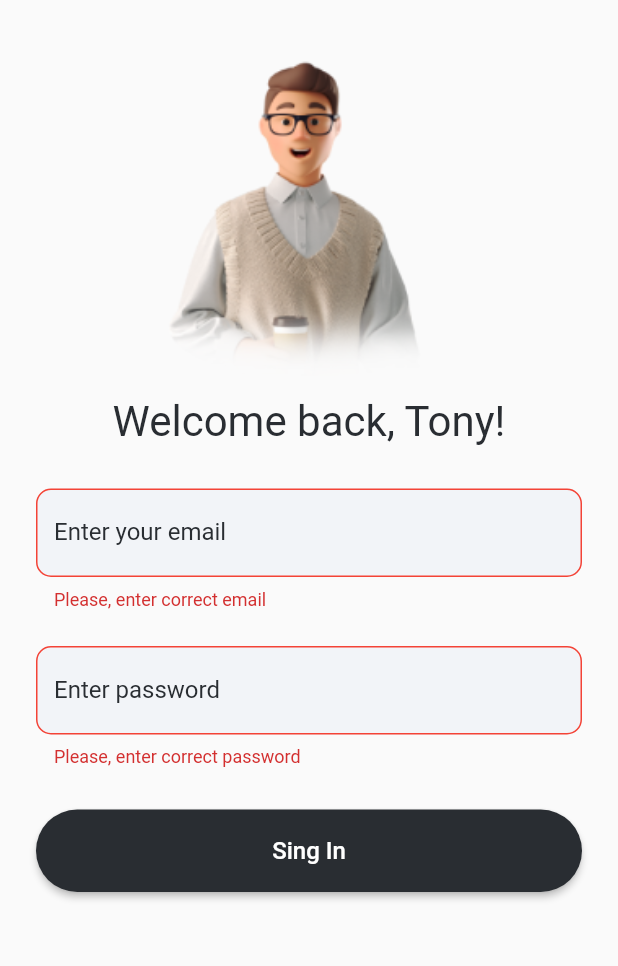
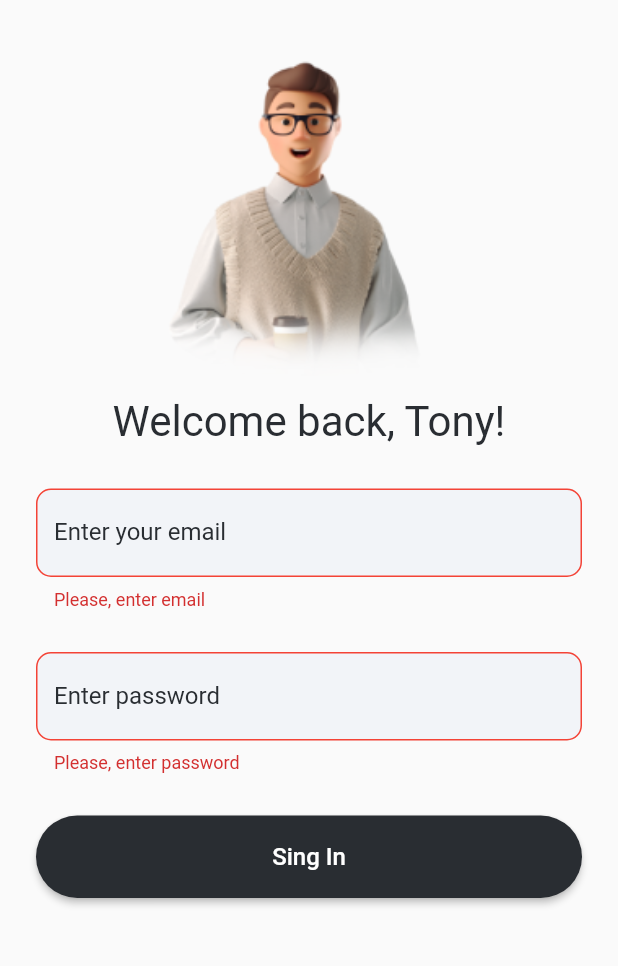
Before and after one commit to Evil-Monkey-Inc/water_tracker, a Flutter app: the screen it shows after launch, after a tap on "Sing In", on a phone screen of 412 x 824 dp, the part 83-1049 px from its top. Run offline on Flutter 3.47's test engine with Material 2 defaults, Android fonts, the phone set to English and light mode, and no system bars; our stand-ins replace flutter_svg.

Commit message:
divided validation fields how single widget

```diff
--- /dev/null
+++ b/lib/form_validators.dart
@@ -0,0 +1,21 @@
+typedef ValidatorFunction = String? Function(String?);
+
+class FormValidators {
+  static final _emailRegexp = RegExp(r'^[\w-\.]+@([\w-]+\.)+[\w]{2,4}');
+  static final _passwordRegexp = RegExp(r'^[\w-\.]+@([\w-]+\.)+[\w]{2,4}');
+
+  static ValidatorFunction emailValidator = (value) {
+    if (value == null || value.isEmpty) return 'Please, enter email';
+    if (!_emailRegexp.hasMatch(value)) return 'Please, enter correct email';
+    return null;
+  };
+
+  static ValidatorFunction passwordValidator = (value) {
+    if (value == null || value.isEmpty) return 'Please, enter password';
+    if (!_passwordRegexp.hasMatch(value)) {
+      return 'Invalid password';
+    } else {
+      return null;
+    }
+  };
+}
--- /dev/null
+++ b/lib/presentation/widgets/input_field_widget.dart
@@ -0,0 +1,23 @@
+import 'package:flutter/material.dart';
+import 'package:water_tracker/form_validators.dart';
+
+class InputFieldWidget extends StatelessWidget {
+  const InputFieldWidget({
+    Key? key,
+    required this.labelText,
+    this.validator,
+  }) : super(key: key);
+
+  final String labelText;
+  final ValidatorFunction? validator;
+
+  @override
+  Widget build(BuildContext context) {
+    return TextFormField(
+      decoration: InputDecoration(
+        labelText: labelText,
+      ),
+      validator: validator,
+    );
+  }
+}
--- a/lib/presentation/widgets/logo_form.dart
+++ b/lib/presentation/widgets/logo_form.dart
@@ -1,4 +1,6 @@
 import 'package:flutter/material.dart';
+import 'package:water_tracker/form_validators.dart';
+import 'package:water_tracker/presentation/widgets/input_field_widget.dart';
 import 'package:water_tracker/presentation/widgets/login_button_widget.dart';
 
 class LogoForm extends StatefulWidget {
@@ -10,13 +12,11 @@ class LogoForm extends StatefulWidget {
 
 class _MyLogFormWidgetState extends State<LogoForm> {
   final formKey = GlobalKey<FormState>();
-
   final emailNode = FocusNode();
 
   @override
   void initState() {
     emailNode.addListener(() => setState(() {}));
-
     super.initState();
   }
 
@@ -31,36 +31,14 @@ class _MyLogFormWidgetState extends State<LogoForm> {
             style: TextStyle(fontSize: 28, color: Color(0xFF292D32)),
           ),
           const SizedBox(height: 28),
-          TextFormField(
-            focusNode: emailNode,
-            decoration: InputDecoration(
-              labelText: 'Enter your email',
-            ),
-            validator: (value) {
-              if (value!.isEmpty ||
-                  !RegExp(r'^[\w-\.]+@([\w-]+\.)+[\w]{2,4}').hasMatch(value)) {
-                return 'Please, enter correct email';
-              } else {
-                return null;
-              }
-            },
+          InputFieldWidget(
+            labelText: 'Enter your email',
+            validator: FormValidators.emailValidator,
           ),
-          const SizedBox(height: 24),
-          TextFormField(
-            decoration: InputDecoration(
-              border:
-                  OutlineInputBorder(borderRadius: BorderRadius.circular(10.0)),
-              labelText: 'Enter password',
-              filled: true,
-              fillColor: const Color(0xFFF2F4F8),
-            ),
-            validator: (value) {
-              if (value!.isEmpty || !RegExp(r'^[a-z A-Z]+$').hasMatch(value)) {
-                return 'Please, enter correct password';
-              } else {
-                return null;
-              }
-            },
+          const SizedBox(height: 28),
+          InputFieldWidget(
+            labelText: 'Enter password',
+            validator: FormValidators.passwordValidator,
           ),
           const SizedBox(height: 28),
           CustomButton(
```
